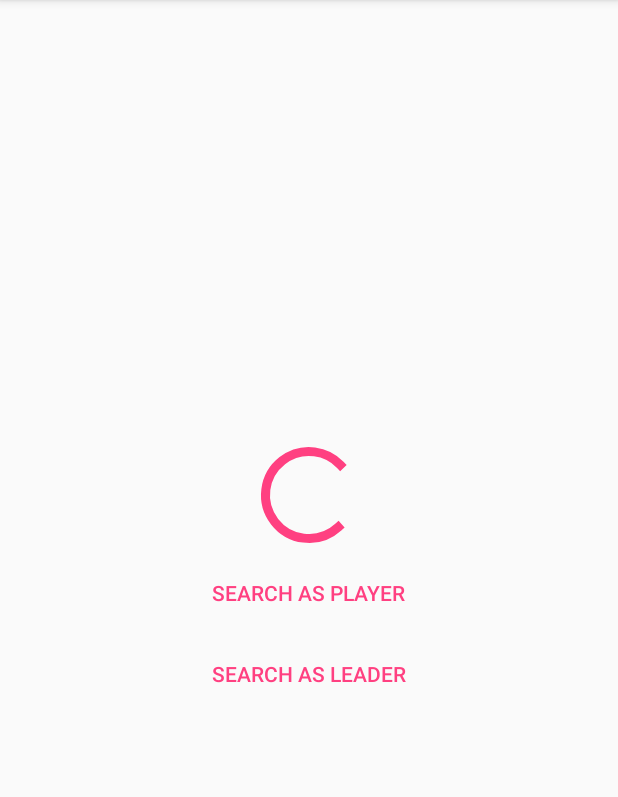
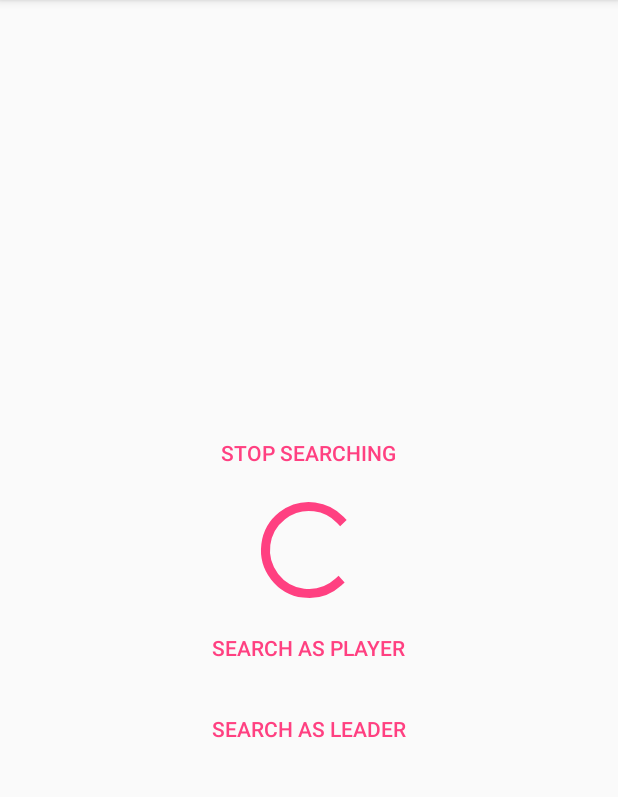
Before and after one commit to BatherGaming/chat-battle, an Android app: the SearchActivity screen opened directly, with no data from a screen before it, on a phone screen of 412 x 824 dp, the part 84-881 px from its top. Run offline under Robolectric (Android 15) with nearby library versions, the phone set to English and light mode, and no system bars; 1 statement that could not run was skipped.

Commit message:
smart searching activity

```diff
--- a/client/app/src/main/res/layout/activity_search.xml
+++ b/client/app/src/main/res/layout/activity_search.xml
@@ -11,13 +11,24 @@
     android:orientation="vertical"
     style="?android:attr/buttonBarStyle">
 
+    <TextView
+        android:id="@+id/queueing_status_text"
+        android:layout_width="wrap_content"
+        android:layout_height="wrap_content" />
+
+    <Button
+        android:layout_width="wrap_content"
+        android:layout_height="wrap_content"
+        android:text="@string/search_screen_stop_searching_button"
+        android:id="@+id/stop_searching_button"
+        style="?android:attr/buttonBarButtonStyle"/>
+
     <ProgressBar
         style="?android:attr/progressBarStyleLarge"
         android:layout_width="wrap_content"
         android:layout_height="wrap_content"
         android:id="@+id/progressBar"
         android:progressDrawable="@drawable/waiting_circular_bar" />
-
 
 
 
--- a/client/app/src/main/res/values/strings.xml
+++ b/client/app/src/main/res/values/strings.xml
@@ -29,7 +29,9 @@
     <string name="accept">Accept</string>
     <string name="decline">Decline</string>
     <string name="battle_found">Battle for you has been found</string>
-
+    <string name="search_as_player">You are searching as player</string>
+    <string name="search_as_leader">You are searching as leader</string>
     <!-- TODO: Remove or change this placeholder text -->
     <string name="hello_blank_fragment">Hello blank fragment</string>
+    <string name="search_screen_stop_searching_button">Stop searching</string>
 </resources>
```
Also changed, not shown: client/app/src/main/java/ru/spbau/shevchenko/chatbattle/backend/RequestMaker.java (+8 -0 lines), client/app/src/main/java/ru/spbau/shevchenko/chatbattle/frontend/SearchActivity.java (+41 -8 lines), 4 other files.
